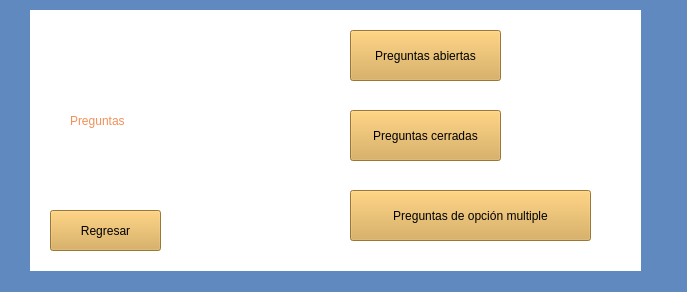
Old version of the form AulaVirtual/preguntas.ui in the repository micaelCZ/AulaVirtual_VersionFinal.
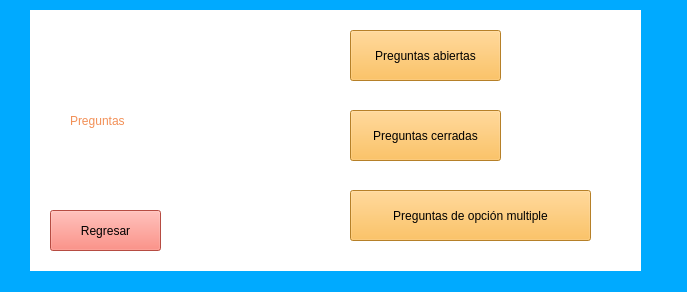
New version of the form.

```diff
--- a/AulaVirtual/preguntas.ui
+++ b/AulaVirtual/preguntas.ui
@@ -14,7 +14,7 @@
    <string>MainWindow</string>
   </property>
   <property name="styleSheet">
-   <string notr="true">background-color: rgb(96, 137, 191);</string>
+   <string notr="true">background-color: rgb(0, 170, 255);</string>
   </property>
   <widget class="QWidget" name="centralwidget">
    <widget class="QLabel" name="label">
@@ -62,7 +62,7 @@
     </property>
     <property name="styleSheet">
      <string notr="true">font: 700 12pt &quot;Segoe UI&quot;;
-background-color: rgb(217, 167, 74);</string>
+background-color: rgb(255, 179, 56);</string>
     </property>
     <property name="text">
      <string>Preguntas abiertas</string>
@@ -96,7 +96,7 @@
     </property>
     <property name="styleSheet">
      <string notr="true">font: 700 12pt &quot;Segoe UI&quot;;
-background-color: rgb(217, 167, 74);</string>
+background-color: rgb(255, 179, 56);</string>
     </property>
     <property name="text">
      <string>Preguntas cerradas</string>
@@ -113,7 +113,7 @@
     </property>
     <property name="styleSheet">
      <string notr="true">font: 700 12pt &quot;Segoe UI&quot;;
-background-color: rgb(217, 167, 74);</string>
+background-color: rgb(255, 179, 56);</string>
     </property>
     <property name="text">
      <string>Preguntas de opción multiple</string>
@@ -130,7 +130,7 @@
     </property>
     <property name="styleSheet">
      <string notr="true">font: 700 12pt &quot;Segoe UI&quot;;
-background-color: rgb(217, 167, 74);</string>
+background-color: rgb(255, 106, 92);</string>
     </property>
     <property name="text">
      <string>Regresar</string>
```
